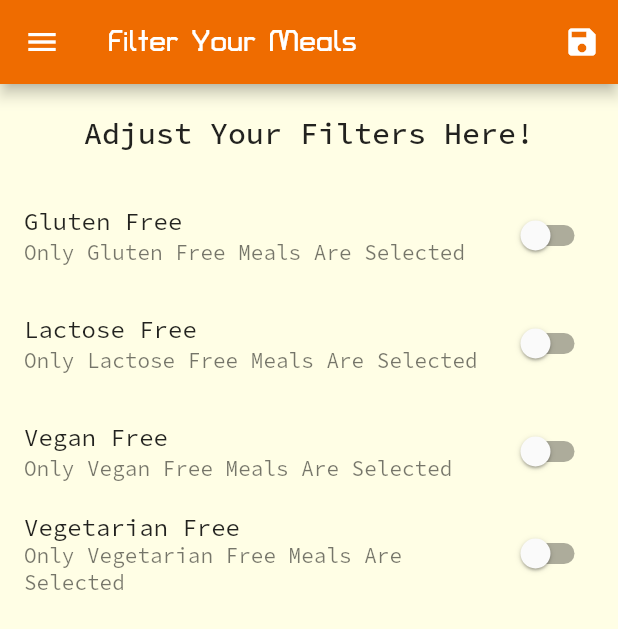
After one commit to samip15/FoodiApp, a Flutter app: the FilterScreen screen opened by its route, in the side drawer, after a tap on the "save" icon, on a phone screen of 412 x 824 dp. The commit adds this screen. Shown: the top 629 px of the screen. Run offline on Flutter 3.47's test engine with Material 2 defaults, Android fonts, the phone set to English and light mode, and no system bars; network calls fail.

Commit message:
Added Filter

```diff
--- a/lib/main.dart
+++ b/lib/main.dart
@@ -1,14 +1,78 @@
 import 'package:flutter/material.dart';
+import 'package:foodi_app/dummy_data.dart';
+import 'package:foodi_app/model/meal.dart';
+import 'package:foodi_app/screens/bottom_bar_screen.dart';
 import 'package:foodi_app/screens/category_meal_screen.dart';
 import 'package:foodi_app/screens/category_overview_screen.dart';
+import 'package:foodi_app/screens/favourite_screen.dart';
+import 'package:foodi_app/screens/filter_screen.dart';
 import 'package:foodi_app/screens/meal_detail_screen.dart';
 
 void main() {
   runApp(MyApp());
 }
 
-class MyApp extends StatelessWidget {
-  // This widget is the root of your application.
+class MyApp extends StatefulWidget {
+  @override
+  _MyAppState createState() => _MyAppState();
+}
+
+class _MyAppState extends State<MyApp> {
+  List<Meal> _availableMeals = DUMMY_MEALS;
+  List<Meal> _favouriteMeals = [];
+
+  Map<String, bool> _filters = {
+    "gluten": false,
+    "lactose": false,
+    "vegan": false,
+    "vegetarian": false,
+  };
+
+  /// set the filters and get the available meals
+  void _setFilters(Map<String, bool> filterData) {
+    setState(() {
+      _filters = filterData;
+      _availableMeals = DUMMY_MEALS.where((meal) {
+        if (_filters['gluten'] && !meal.isGlutenFree) {
+          return false;
+        }
+        if (_filters['lactose'] && !meal.isLactoseFree) {
+          return false;
+        }
+        if (_filters['vegan'] && !meal.isVegan) {
+          return false;
+        }
+        if (_filters['Vegetarian'] && !meal.isVegetarian) {
+          return false;
+        }
+        return true;
+      }).toList();
+    });
+  }
+
+  /// Toggle favourite function
+  void _toggleFavourite(String mealId) {
+    /// check if meal already exists
+    final existingIndex =
+        _favouriteMeals.indexWhere((meal) => meal.id == mealId);
+    setState(() {
+      if (existingIndex >= 0) {
+        // we have the favourite value item so remove
+        _favouriteMeals.removeAt(existingIndex);
+      } else {
+        // add meal to favourite
+        _favouriteMeals.add(
+          DUMMY_MEALS.firstWhere((meal) => meal.id == mealId),
+        );
+      }
+    });
+  }
+
+  // know if the item is favourite
+  bool _isMealFavourite(String mealId) {
+    return _favouriteMeals.any((meal) => meal.id == mealId);
+  }
+
   @override
   Widget build(BuildContext context) {
     return MaterialApp(
@@ -28,11 +92,15 @@ class MyApp extends StatelessWidget {
           ),
         ),
       ),
-      initialRoute: CategoryOverviewScreen.routeName,
+      initialRoute: BottomBarScreen.routeName,
       routes: {
-        CategoryOverviewScreen.routeName: (ctx) => CategoryOverviewScreen(),
-        CategoryMealScreen.routeName: (ctx) => CategoryMealScreen(),
-        MealDetailScreen.routeName: (ctx) => MealDetailScreen(),
+        BottomBarScreen.routeName: (ctx) => BottomBarScreen(_favouriteMeals),
+        FavouriteScreen.routeName: (ctx) => FavouriteScreen(_favouriteMeals),
+        CategoryMealScreen.routeName: (ctx) =>
+            CategoryMealScreen(_availableMeals),
+        MealDetailScreen.routeName: (ctx) =>
+            MealDetailScreen(_toggleFavourite, _isMealFavourite),
+        FilterScreen.routeName: (ctx) => FilterScreen(_filters, _setFilters),
       },
       onUnknownRoute: (settings) {
         return MaterialPageRoute(builder: (ctx) => CategoryOverviewScreen());
--- /dev/null
+++ b/lib/screens/filter_screen.dart
@@ -0,0 +1,116 @@
+import 'package:flutter/cupertino.dart';
+import 'package:flutter/material.dart';
+import 'package:foodi_app/widget/main_drawer.dart';
+
+class FilterScreen extends StatefulWidget {
+  static const String routeName = "/filter_screen";
+  final Map<String, bool> filters;
+  final Function setFilters;
+
+  FilterScreen(this.filters, this.setFilters);
+
+  @override
+  _FilterScreenState createState() => _FilterScreenState();
+}
+
+class _FilterScreenState extends State<FilterScreen> {
+  bool _glutenFree = false;
+  bool _vegan = false;
+  bool _vegetarian = false;
+  bool _lactose = false;
+
+  Widget _buildSwitchListTile(
+      {@required String title,
+      @required String desc,
+      @required bool value,
+      Function change}) {
+    return SwitchListTile(
+      title: Text(title),
+      subtitle: Text(desc),
+      value: value,
+      onChanged: change,
+    );
+  }
+
+  @override
+  void initState() {
+    super.initState();
+    _glutenFree = widget.filters['gluten'];
+    _vegan = widget.filters['vegan'];
+    _vegetarian = widget.filters['vegetarian'];
+    _lactose = widget.filters['lactose'];
+  }
+
+  @override
+  Widget build(BuildContext context) {
+    final themeConst = Theme.of(context);
+    return Scaffold(
+      appBar: AppBar(
+        title: Text("Filter Your Meals"),
+        actions: [
+          IconButton(
+            icon: Icon(Icons.save),
+            onPressed: () {
+              final filterData = {
+                "gluten": _glutenFree,
+                "lactose": _lactose,
+                "vegan": _vegan,
+                "vegetarian": _vegetarian,
+              };
+              widget.setFilters(filterData);
+            },
+          )
+        ],
+      ),
+      drawer: MainDrawer(),
+      body: Column(
+        crossAxisAlignment: CrossAxisAlignment.center,
+        children: [
+          Container(
+            padding: EdgeInsets.all(20),
+            child: Text(
+              "Adjust Your Filters Here!",
+              style: themeConst.textTheme.headline6,
+            ),
+          ),
+          _buildSwitchListTile(
+              title: "Gluten Free",
+              desc: "Only Gluten Free Meals Are Selected",
+              value: _glutenFree,
+              change: (value) {
+                setState(() {
+                  _glutenFree = value;
+                });
+              }),
+          _buildSwitchListTile(
+              title: "Lactose Free",
+              desc: "Only Lactose Free Meals Are Selected",
+              value: _lactose,
+              change: (value) {
+                setState(() {
+                  _lactose = value;
+                });
+              }),
+          _buildSwitchListTile(
+              title: "Vegan Free",
+              desc: "Only Vegan Free Meals Are Selected",
+              value: _vegan,
+              change: (value) {
+                setState(() {
+                  _vegan = value;
+                });
+              }),
+          _buildSwitchListTile(
+              title: "Vegetarian Free",
+              desc: "Only Vegetarian Free Meals Are Selected",
+              value: _vegetarian,
+              change: (value) {
+                setState(() {
+                  _vegetarian = value;
+                });
+              }),
+        ],
+      ),
+    );
+  }
+}
--- /dev/null
+++ b/lib/widget/main_drawer.dart
@@ -0,0 +1,44 @@
+import 'package:flutter/material.dart';
+import 'package:foodi_app/screens/bottom_bar_screen.dart';
+import 'package:foodi_app/screens/filter_screen.dart';
+
+class MainDrawer extends StatelessWidget {
+  @override
+  Widget build(BuildContext context) {
+    final themeConst = Theme.of(context);
+    return Drawer(
+      child: Column(
+        children: [
+          UserAccountsDrawerHeader(
+              currentAccountPicture: CircleAvatar(
+                backgroundImage: NetworkImage(
+                    "https://cdn.pixabay.com/photo/2015/04/23/22/00/tree-736885_960_720.jpg"),
+              ),
+              accountName: Text("Samip"),
+              accountEmail: Text("samipgnyawali15@gmail.com")),
+          ListTile(
+            leading: Icon(Icons.restaurant),
+            title: Text("Meals"),
+            onTap: () {
+              Navigator.pushReplacementNamed(
+                  context, BottomBarScreen.routeName);
+            },
+          ),
+          Divider(
+            thickness: 1.5,
+          ),
+          ListTile(
+            leading: Icon(Icons.settings),
+            title: Text("Filters"),
+            onTap: () {
+              Navigator.pushReplacementNamed(context, FilterScreen.routeName);
+            },
+          ),
+          Divider(
+            thickness: 1.5,
+          ),
+        ],
+      ),
+    );
+  }
+}
```
Also changed, not shown: lib/screens/bottom_bar_screen.dart (added, +57 -0 lines), lib/screens/category_meal_screen.dart (+6 -3 lines), lib/screens/category_overview_screen.dart (+3 -7 lines), lib/screens/favourite_screen.dart (added, +26 -0 lines), lib/screens/meal_detail_screen.dart (+7 -3 lines).
